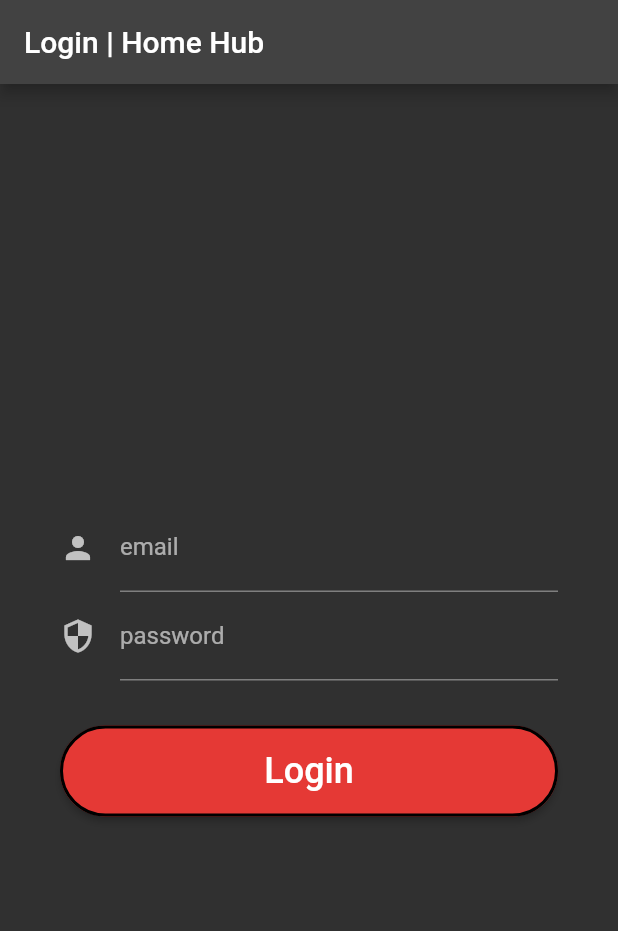
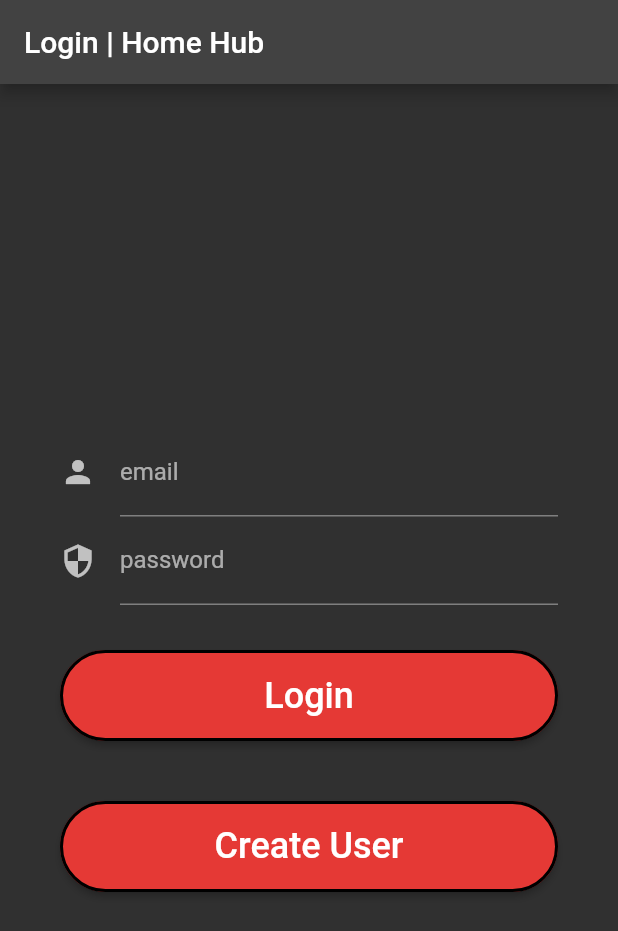
Before and after one commit to TeamTron2021/gigandjob-movil, a Flutter app: the screen it shows after launch, on a phone screen of 412 x 824 dp. Shown: the top 931 px of the screen. Run offline on Flutter 3.47's test engine with Material 2 defaults, Android fonts, the phone set to English and light mode, and no system bars; our stand-ins replace equatable, flutter_bloc, persistent_bottom_nav_bar.

Commit message:
integracion create user

```diff
--- a/lib/auth/login/login_page.dart
+++ b/lib/auth/login/login_page.dart
@@ -1,6 +1,9 @@
 import 'package:flutter/material.dart';
 import 'package:flutter_bloc/flutter_bloc.dart';
 import 'package:gigandjob_movil/auth/auth_repository/auth_repository.dart';
+import 'package:gigandjob_movil/auth/register/register_bloc.dart';
+import 'package:gigandjob_movil/auth/register/register_repository.dart';
+import 'package:gigandjob_movil/auth/register/register_screen.dart';
 
 import '../auth_bloc.dart';
 import 'login_bloc.dart';
@@ -105,6 +108,37 @@ class _LoginFormState extends State<LoginForm> {
                         ),
                       ),
                     ),
+                    SizedBox(height: 10,),
+                    Container(
+                      width: MediaQuery.of(context).size.width * 0.85,
+                      height: MediaQuery.of(context).size.width * 0.22,
+                      child: Padding(
+                        padding: EdgeInsets.only(top: 30.0),
+                        child: RaisedButton(
+                          onPressed: () {
+                            Navigator.push(context,
+                            MaterialPageRoute(builder: (context) =>
+                            RepositoryProvider<RegisterRepository>(create:
+                            (context) => EndpointRegisterRepository(url: 'https://gigandjob-backend.herokuapp.com/users'),
+                            child: RegisterScreen(),
+                            )
+                            ));
+                          },
+                          child: Text(
+                            'Create User',
+                            style: TextStyle(
+                              fontSize: 24.0,
+                            ),
+                          ),
+                          shape: StadiumBorder(
+                            side: BorderSide(
+                              color: Colors.black,
+                              width: 2,
+                            ),
+                          ),
+                        ),
+                      ),
+                    ),
                     Container(
                       child: state is LoginLoading
                           ? CircularProgressIndicator()
--- a/lib/main.dart
+++ b/lib/main.dart
@@ -5,6 +5,8 @@ import 'package:gigandjob_movil/auth/auth_bloc.dart';
 import 'package:gigandjob_movil/auth/auth_event.dart';
 import 'package:gigandjob_movil/auth/auth_repository/auth_repository.dart';
 import 'package:gigandjob_movil/auth/auth_state.dart';
+import 'package:gigandjob_movil/auth/register/register_bloc.dart';
+import 'package:gigandjob_movil/auth/register/register_repository.dart';
 import 'package:gigandjob_movil/jobOffers/api/jobOffer.api.dart';
 import 'package:gigandjob_movil/jobOffers/bloc/jobOfferBloc.dart';
 import 'package:gigandjob_movil/jobOffers/bloc/jobOfferStatus.dart';
@@ -47,6 +49,7 @@ void main() {
   final authRepository = AuthenticationRepository(authProvider);
   final jobOfferProvider = JobOfferApiProvider();
   final jobRepository = JobOfferRepository(jobOfferProvider);
+  final registerRepository = EndpointRegisterRepository(url: 'https://gigandjob-backend.herokuapp.com/users');
 
   runApp(
     MultiBlocProvider(
@@ -61,7 +64,10 @@ void main() {
         }) ,
         BlocProvider(create:  (context) {
           return PostulationBloc()..add(PostulationSended());
-        })
+        }),
+        // BlocProvider(create: (context) {
+        //   return RegisterCubit(repository: registerRepository);
+        // })
       ],
       child:  App(repository: authRepository),
       )
```
Also changed, not shown: 1 other file.
